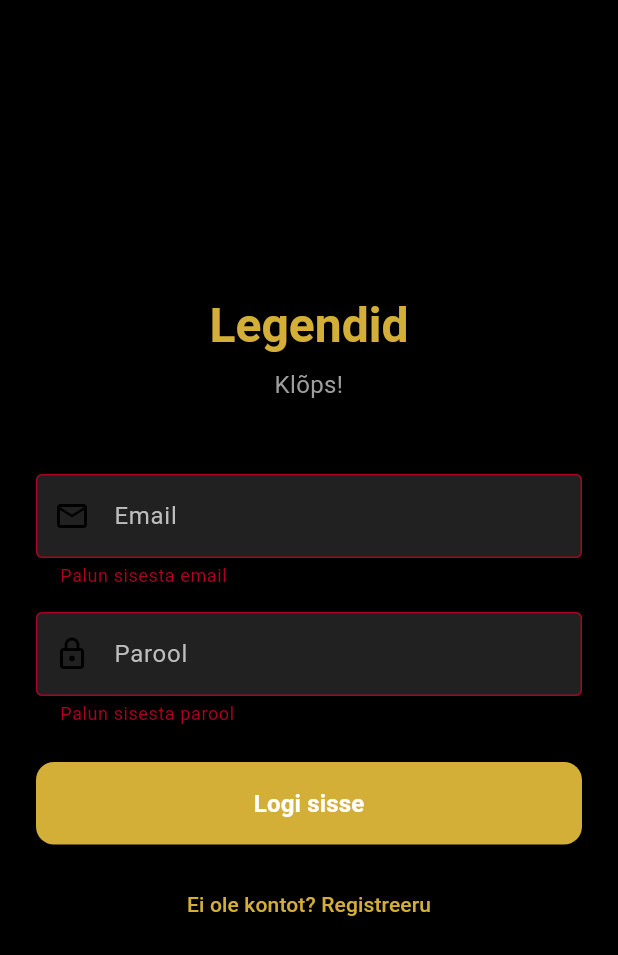
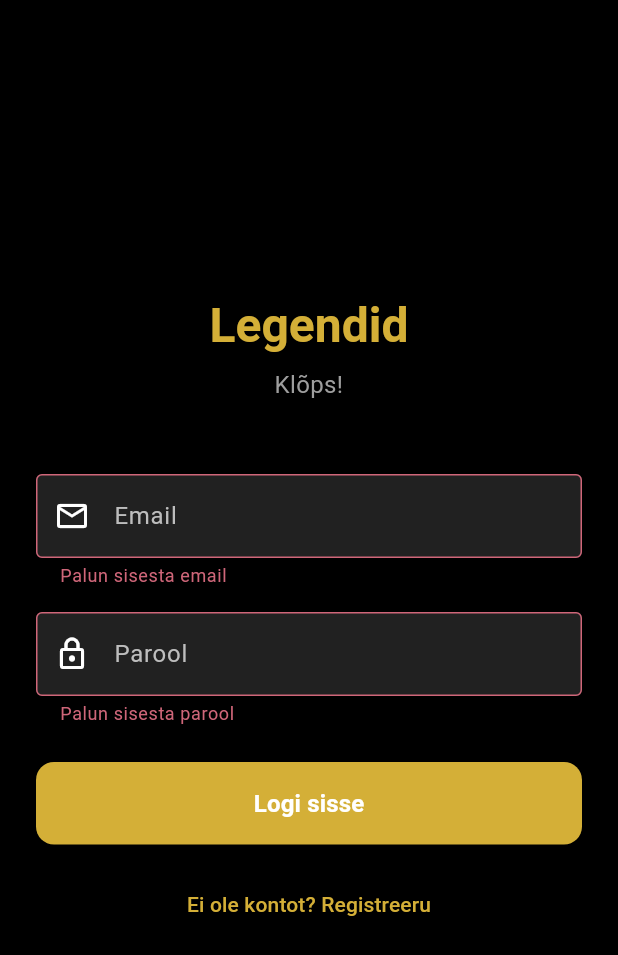
Before and after one commit to LenSuur/latergram, a Flutter app: the screen it shows after launch, after a tap on "Logi sisse", on a phone screen of 412 x 824 dp. Shown: the top 955 px of the screen. Run offline on Flutter 3.47's test engine with Material 3 defaults, Android fonts, the phone set to English and light mode, and no system bars; our stand-ins replace cloud_firestore, firebase_auth, firebase_core, firebase_storage, go_router, image_picker; accounts and stored records are empty; generated files the repository leaves out were written again.

Commit message:
Fullscreen, theme to black

```diff
--- a/lib/core/theme/app_theme.dart
+++ b/lib/core/theme/app_theme.dart
@@ -1,21 +1,103 @@
 import 'package:flutter/material.dart';
 
 class AppTheme {
-
   static const Color goldPrimary = Color(0xFFD4AF37);
   static const Color darkGold = Color(0xFFB8860B);
   static const Color lightGold = Color(0xFFE8BE5D);
   static const Color darkBlue = Color(0xFF2C3E50);
 
+  static ThemeData get darkTheme {
+    return ThemeData(
+      useMaterial3: true,
+      brightness: Brightness.dark,
+
+      scaffoldBackgroundColor: Colors.black,
+
+      colorScheme: ColorScheme.dark(
+        primary: goldPrimary,
+        secondary: darkBlue,
+        tertiary: lightGold,
+        surface: Colors.black,
+      ),
+
+      appBarTheme: AppBarTheme(
+        backgroundColor: Colors.black,
+        foregroundColor: goldPrimary,
+        elevation: 0,
+      ),
+
+      cardTheme: CardThemeData(
+        color: Colors.grey[900],
+        elevation: 0,
+      ),
+
+      textTheme: TextTheme(
+        headlineLarge: TextStyle(
+          fontSize: 32,
+          fontWeight: FontWeight.bold,
+          color: goldPrimary,
+        ),
+        bodyLarge: TextStyle(
+          fontSize: 16,
+          color: Colors.white,
+        ),
+        bodyMedium: TextStyle(
+          fontSize: 14,
+          color: Colors.white,
+        ),
+      ),
+
+      elevatedButtonTheme: ElevatedButtonThemeData(
+        style: ElevatedButton.styleFrom(
+          backgroundColor: goldPrimary,
+          foregroundColor: Colors.white,
+          padding: EdgeInsets.symmetric(vertical: 16),
+          shape: RoundedRectangleBorder(
+            borderRadius: BorderRadius.circular(12),
+          ),
+        ),
+      ),
+
+      inputDecorationTheme: InputDecorationTheme(
+        filled: true,
+        fillColor: Colors.grey[900],
+
+        enabledBorder: OutlineInputBorder(
+          borderRadius: BorderRadius.circular(12),
+          borderSide: BorderSide(color: Colors.grey[700]!, width: 1),
+        ),
+
+        focusedBorder: OutlineInputBorder(
+          borderRadius: BorderRadius.circular(12),
+          borderSide: BorderSide(color: goldPrimary, width: 2),
+        ),
+
+        labelStyle: TextStyle(color: Colors.grey[400]),
+        hintStyle: TextStyle(color: Colors.grey[600]),
+      ),
+
+      pageTransitionsTheme: PageTransitionsTheme(
+        builders: {
+          TargetPlatform.android: FadeUpwardsPageTransitionsBuilder(),
+          TargetPlatform.iOS: CupertinoPageTransitionsBuilder(),
+          TargetPlatform.linux: FadeUpwardsPageTransitionsBuilder(),
+          TargetPlatform.macOS: CupertinoPageTransitionsBuilder(),
+          TargetPlatform.windows: FadeUpwardsPageTransitionsBuilder(),
+        },
+      ),
+    );
+  }
+
+  // Keep light theme for future (if you want a light mode toggle)
   static ThemeData get lightTheme {
     return ThemeData(
       useMaterial3: true,
 
       colorScheme: ColorScheme.light(
-        primary: goldPrimary,        // Main color (buttons, app bar, etc.)
-        secondary: darkBlue,         // Secondary elements
-        tertiary: lightGold,         // Accent color
-        surface: Colors.white,       // Cards, bottom sheets
+        primary: goldPrimary,
+        secondary: darkBlue,
+        tertiary: lightGold,
+        surface: Colors.white,
       ),
 
       textTheme: TextTheme(
--- a/lib/features/auth/presentation/screens/login_screen.dart
+++ b/lib/features/auth/presentation/screens/login_screen.dart
@@ -61,7 +61,6 @@ class _LoginScreenState extends State<LoginScreen> {
   @override
   Widget build(BuildContext context) {
     return Scaffold(
-      backgroundColor: Colors.black,
       body: SafeArea(
         child: Center(
           child: SingleChildScrollView(
--- a/lib/main.dart
+++ b/lib/main.dart
@@ -23,7 +23,7 @@ class MyApp extends StatelessWidget {
     return MaterialApp.router(
       title: AppConstants.appName,
       debugShowCheckedModeBanner: false,
-      theme: AppTheme.lightTheme,
+      theme: AppTheme.darkTheme,
       routerConfig: AppRouter.router,
     );
   }
```
Also changed, not shown: lib/features/home/presentation/screens/home_screen.dart (+10 -1 lines), lib/features/reflection/presentation/screens/fullscreen_photo.dart (added, +41 -0 lines), lib/features/reflection/presentation/screens/reflection_detail_screen.dart (+9 -2 lines).
